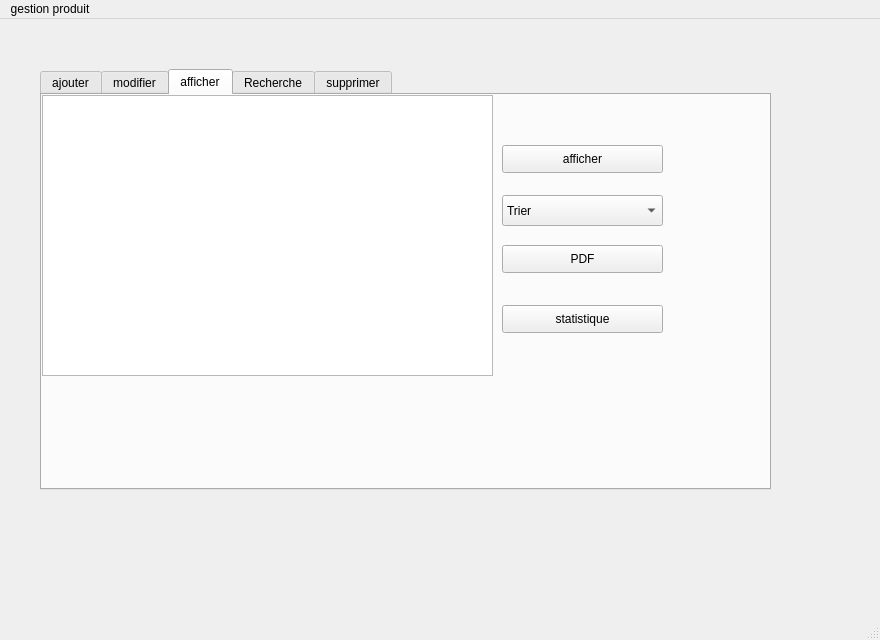
lim-m24/ProjetC-, file mainwindow.ui: the form before one commit.
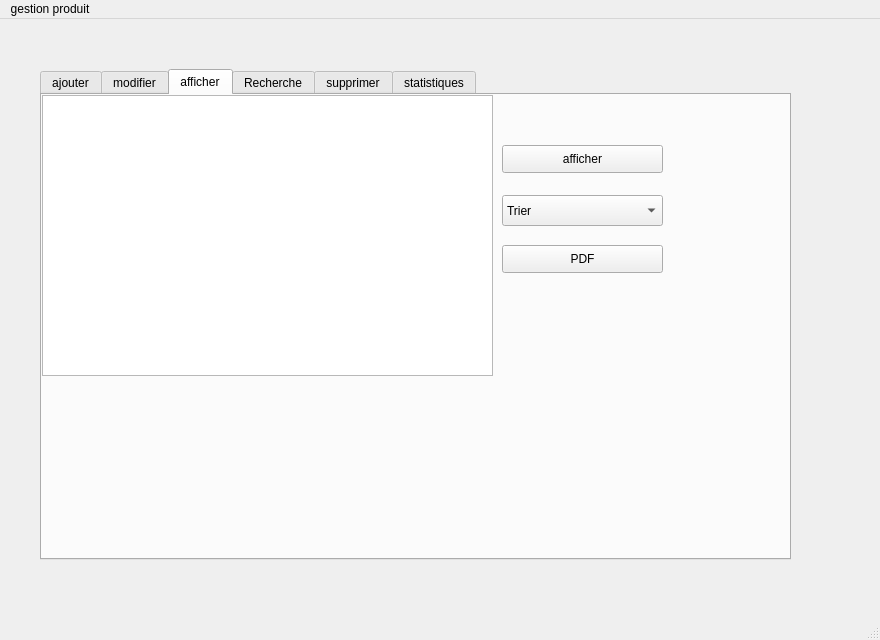
The form after the commit. The open tabs and pages were chosen to show the change.

Diff of the .ui file:
```diff
--- a/mainwindow.ui
+++ b/mainwindow.ui
@@ -19,8 +19,8 @@
      <rect>
       <x>40</x>
       <y>50</y>
-      <width>731</width>
-      <height>421</height>
+      <width>751</width>
+      <height>491</height>
      </rect>
     </property>
     <property name="currentIndex">
@@ -400,19 +400,6 @@
        <string>PDF</string>
       </property>
      </widget>
-     <widget class="QPushButton" name="statistique">
-      <property name="geometry">
-       <rect>
-        <x>460</x>
-        <y>210</y>
-        <width>161</width>
-        <height>28</height>
-       </rect>
-      </property>
-      <property name="text">
-       <string>statistique</string>
-      </property>
-     </widget>
      <widget class="QComboBox" name="comboBox">
       <property name="geometry">
        <rect>
@@ -546,6 +533,22 @@
       </property>
      </widget>
     </widget>
+    <widget class="QWidget" name="tab_6">
+     <attribute name="title">
+      <string>statistiques</string>
+     </attribute>
+     <widget class="QFrame" name="horizontalFrame">
+      <property name="geometry">
+       <rect>
+        <x>0</x>
+        <y>0</y>
+        <width>741</width>
+        <height>461</height>
+       </rect>
+      </property>
+      <layout class="QHBoxLayout" name="horizontalLayout_2"/>
+     </widget>
+    </widget>
    </widget>
   </widget>
   <widget class="QStatusBar" name="statusbar"/>
```
Left out of the diff: 8 changed lines with no effect on the pictures.
